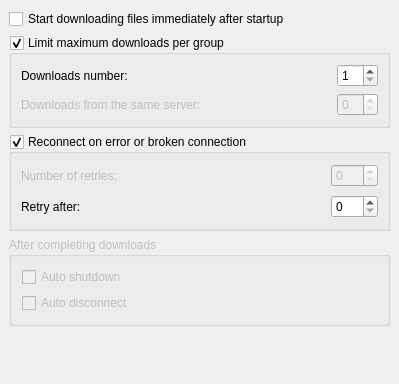
Before: the Qt Designer form conf/dlgnetwork.ui in KDE/kget, drawn with Qt 5.
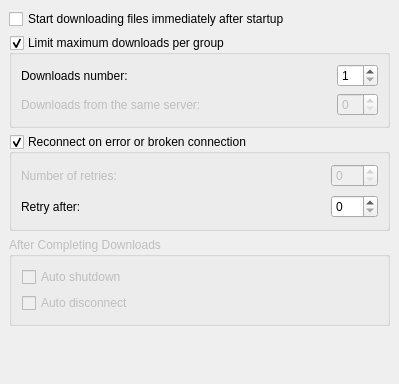
After: the same form once the commit is applied.

```diff
--- a/conf/dlgnetwork.ui
+++ b/conf/dlgnetwork.ui
@@ -171,7 +171,7 @@
       <bool>false</bool>
      </property>
      <property name="title" >
-      <string>After completing downloads</string>
+      <string>After Completing Downloads</string>
      </property>
      <layout class="QVBoxLayout" >
       <property name="margin" >
```
